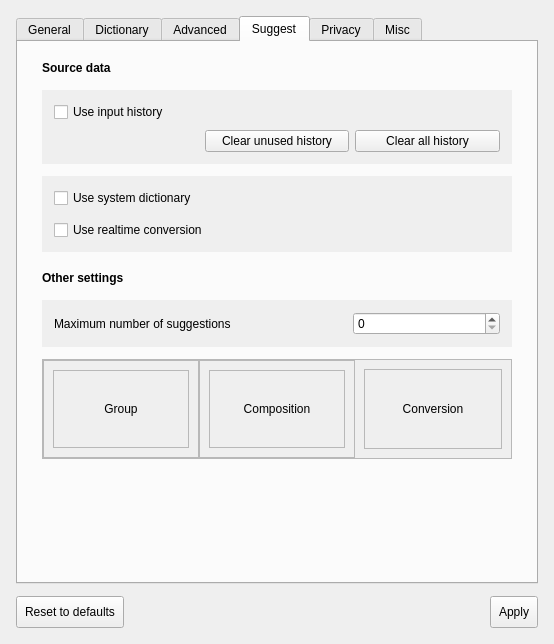
This is src/gui/config_dialog/config_dialog.ui in yoshikiobata/mozc as Qt 5 draws it before an edit. The edited form follows.
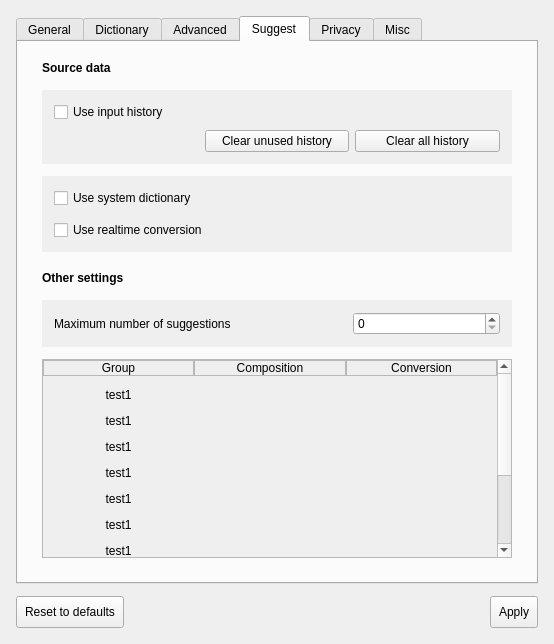
This is the edited form. The open tabs and pages were chosen to show the change. Custom widgets are drawn as their Qt base class.

What changed in the file:
```diff
--- a/src/gui/config_dialog/config_dialog.ui
+++ b/src/gui/config_dialog/config_dialog.ui
@@ -1199,12 +1199,6 @@
            <bool>true</bool>
           </property>
           <widget class="QWidget" name="scrollAreaWidgetContents">
-           <property name="sizePolicy">
-            <sizepolicy hsizetype="Expanding" vsizetype="Preferred">
-             <horstretch>0</horstretch>
-             <verstretch>0</verstretch>
-            </sizepolicy>
-           </property>
            <layout class="QGridLayout" name="gridLayout" columnstretch="1,1,1">
             <property name="leftMargin">
              <number>0</number>
@@ -1218,7 +1212,10 @@
             <property name="bottomMargin">
              <number>0</number>
             </property>
-            <property name="spacing">
+            <property name="verticalSpacing">
+             <number>12</number>
+            </property>
+            <property name="horizontalSpacing">
              <number>0</number>
             </property>
             <item row="0" column="0">
@@ -1233,14 +1230,23 @@
                <enum>QFrame::Shape::StyledPanel</enum>
               </property>
               <property name="frameShadow">
-               <enum>QFrame::Shadow::Raised</enum>
+               <enum>QFrame::Shadow::Plain</enum>
               </property>
               <layout class="QHBoxLayout" name="horizontalLayout_222">
+            <property name="leftMargin">
+             <number>0</number>
+            </property>
+            <property name="topMargin">
+             <number>0</number>
+            </property>
+            <property name="rightMargin">
+             <number>0</number>
+            </property>
+            <property name="bottomMargin">
+             <number>0</number>
+            </property>
                <item>
                 <widget class="QLabel" name="headerlabel1">
-                 <property name="frameShape">
-                  <enum>QFrame::Shape::StyledPanel</enum>
-                 </property>
                  <property name="text">
                   <string>Group</string>
                  </property>
@@ -1261,14 +1267,20 @@
                <enum>QFrame::Shadow::Plain</enum>
               </property>
               <layout class="QHBoxLayout" name="horizontalLayout_222">
+            <property name="leftMargin">
+             <number>0</number>
+            </property>
+            <property name="topMargin">
+             <number>0</number>
+            </property>
+            <property name="rightMargin">
+             <number>0</number>
+            </property>
+            <property name="bottomMargin">
+             <number>0</number>
+            </property>
                <item>
                 <widget class="QLabel" name="headerlabel1">
-                 <property name="frameShape">
-                  <enum>QFrame::Shape::StyledPanel</enum>
-                 </property>
-                 <property name="frameShadow">
-                  <enum>QFrame::Shadow::Raised</enum>
-                 </property>
                  <property name="text">
                   <string>Composition</string>
                  </property>
@@ -1282,15 +1294,27 @@
             </item>
             <item row="0" column="2">
              <widget class="QFrame" name="headerFrame1">
+              <property name="frameShape">
+               <enum>QFrame::Shape::StyledPanel</enum>
+              </property>
+              <property name="frameShadow">
+               <enum>QFrame::Shadow::Plain</enum>
+              </property>
               <layout class="QHBoxLayout" name="horizontalLayout_222">
+            <property name="leftMargin">
+             <number>0</number>
+            </property>
+            <property name="topMargin">
+             <number>0</number>
+            </property>
+            <property name="rightMargin">
+             <number>0</number>
+            </property>
+            <property name="bottomMargin">
+             <number>0</number>
+            </property>
                <item>
                 <widget class="QLabel" name="headerlabel1">
-                 <property name="frameShape">
-                  <enum>QFrame::Shape::StyledPanel</enum>
-                 </property>
-                 <property name="frameShadow">
-                  <enum>QFrame::Shadow::Sunken</enum>
-                 </property>
                  <property name="text">
                   <string>Conversion</string>
                  </property>
@@ -1302,6 +1326,126 @@
               </layout>
              </widget>
             </item>
+           <item row="1" column="0">
+            <widget class="QLabel" name="test1">
+             <property name="text">
+              <string>test1</string>
+             </property>
+                 <property name="alignment">
+                  <set>Qt::AlignmentFlag::AlignCenter</set>
+                 </property>
+            </widget>
+            </item>
+           <item row="2" column="0">
+            <widget class="QLabel" name="test1">
+             <property name="text">
+              <string>test1</string>
+             </property>
+                 <property name="alignment">
+                  <set>Qt::AlignmentFlag::AlignCenter</set>
+                 </property>
+            </widget>
+           </item>
+           <item row="3" column="0">
+            <widget class="QLabel" name="test1">
+             <property name="text">
+              <string>test1</string>
+             </property>
+                 <property name="alignment">
+                  <set>Qt::AlignmentFlag::AlignCenter</set>
+                 </property>
+            </widget>
+           </item>
+           <item row="4" column="0">
+            <widget class="QLabel" name="test1">
+             <property name="text">
+              <string>test1</string>
+             </property>
+                 <property name="alignment">
+                  <set>Qt::AlignmentFlag::AlignCenter</set>
+                 </property>
+            </widget>
+           </item>
+           <item row="5" column="0">
+            <widget class="QLabel" name="test1">
+             <property name="text">
+              <string>test1</string>
+             </property>
+                 <property name="alignment">
+                  <set>Qt::AlignmentFlag::AlignCenter</set>
+                 </property>
+            </widget>
+           </item>
+           <item row="6" column="0">
+            <widget class="QLabel" name="test1">
+             <property name="text">
+              <string>test1</string>
+             </property>
+                 <property name="alignment">
+                  <set>Qt::AlignmentFlag::AlignCenter</set>
+                 </property>
+            </widget>
+           </item>
+           <item row="7" column="0">
+            <widget class="QLabel" name="test1">
+             <property name="text">
+              <string>test1</string>
+             </property>
+                 <property name="alignment">
+                  <set>Qt::AlignmentFlag::AlignCenter</set>
+                 </property>
+            </widget>
+           </item>
+           <item row="8" column="0">
+            <widget class="QLabel" name="test1">
+             <property name="text">
+              <string>test1</string>
+             </property>
+                 <property name="alignment">
+                  <set>Qt::AlignmentFlag::AlignCenter</set>
+                 </property>
+            </widget>
+           </item>
+           <item row="9" column="0">
+            <widget class="QLabel" name="test1">
+             <property name="text">
+              <string>test1</string>
+             </property>
+                 <property name="alignment">
+                  <set>Qt::AlignmentFlag::AlignCenter</set>
+                 </property>
+            </widget>
+           </item>
+           <item row="10" column="0">
+            <widget class="QLabel" name="test1">
+             <property name="text">
+              <string>test1</string>
+             </property>
+                 <property name="alignment">
+                  <set>Qt::AlignmentFlag::AlignCenter</set>
+                 </property>
+            </widget>
+           </item>
+           <item row="11" column="0">
+            <widget class="QLabel" name="test1">
+             <property name="text">
+              <string>test1</string>
+             </property>
+                 <property name="alignment">
+                  <set>Qt::AlignmentFlag::AlignCenter</set>
+                 </property>
+            </widget>
+           </item>
+           <item row="12" column="0">
+            <widget class="QLabel" name="test1">
+             <property name="text">
+              <string>test1</string>
+             </property>
+                 <property name="alignment">
+                  <set>Qt::AlignmentFlag::AlignCenter</set>
+                 </property>
+            </widget>
+           </item>
            </layout>
           </widget>
          </widget>
```
Left out of the diff: 2 changed lines with no effect on the pictures.
